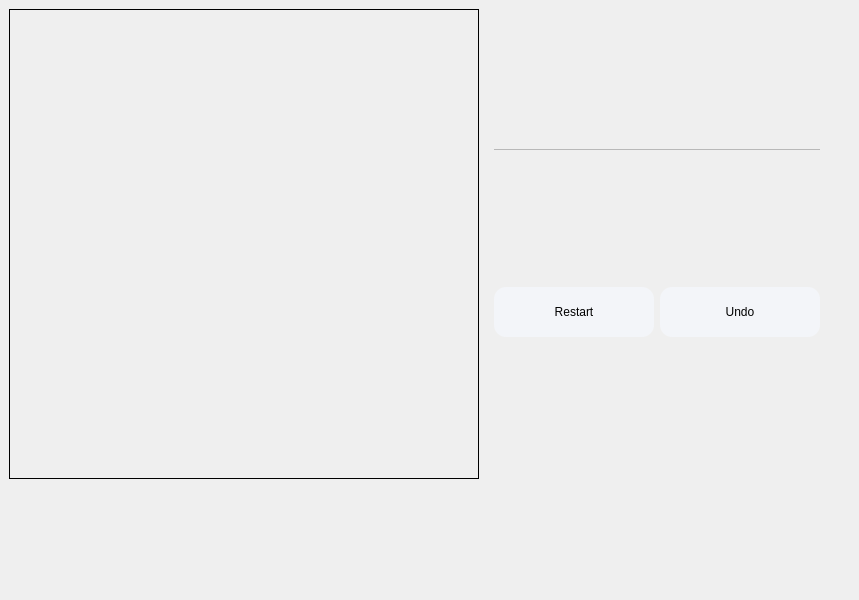
Qt form mainwindow.ui (leo4048111/GobangDemo) before a commit.
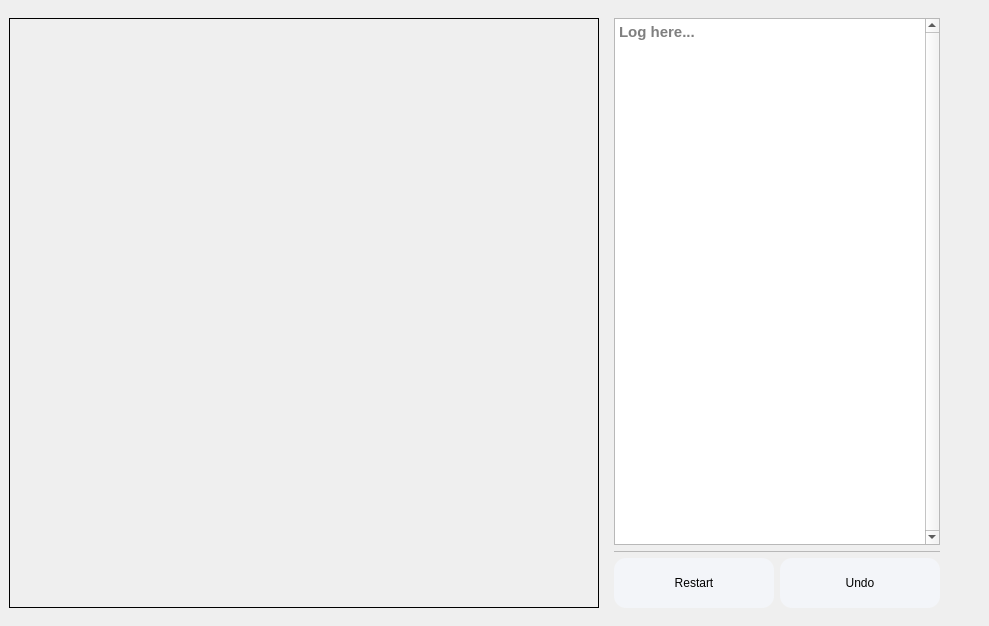
The same form after that commit. Custom widgets are drawn as their Qt base class.

What changed in the file:
```diff
--- a/mainwindow.ui
+++ b/mainwindow.ui
@@ -6,8 +6,8 @@
    <rect>
     <x>0</x>
     <y>0</y>
-    <width>859</width>
-    <height>600</height>
+    <width>989</width>
+    <height>626</height>
    </rect>
   </property>
   <property name="minimumSize">
@@ -36,8 +36,14 @@
         </property>
         <property name="minimumSize">
          <size>
-          <width>470</width>
-          <height>470</height>
+          <width>590</width>
+          <height>590</height>
+         </size>
+        </property>
+        <property name="maximumSize">
+         <size>
+          <width>590</width>
+          <height>590</height>
          </size>
         </property>
         <property name="styleSheet">
@@ -72,6 +78,25 @@
 </string>
         </property>
         <layout class="QVBoxLayout" name="verticalLayout">
+         <item>
+          <widget class="QTextEdit" name="logOutput">
+           <property name="font">
+            <font>
+             <pointsize>11</pointsize>
+             <bold>true</bold>
+            </font>
+           </property>
+           <property name="verticalScrollBarPolicy">
+            <enum>Qt::ScrollBarAlwaysOn</enum>
+           </property>
+           <property name="readOnly">
+            <bool>true</bool>
+           </property>
+           <property name="placeholderText">
+            <string>Log here...</string>
+           </property>
+          </widget>
+         </item>
          <item>
           <widget class="QFrame" name="frame">
            <property name="minimumSize">
@@ -108,6 +133,9 @@
            </item>
            <item>
             <widget class="QPushButton" name="btnUndo">
+             <property name="enabled">
+              <bool>true</bool>
+             </property>
              <property name="cursor">
               <cursorShape>PointingHandCursor</cursorShape>
              </property>
```
